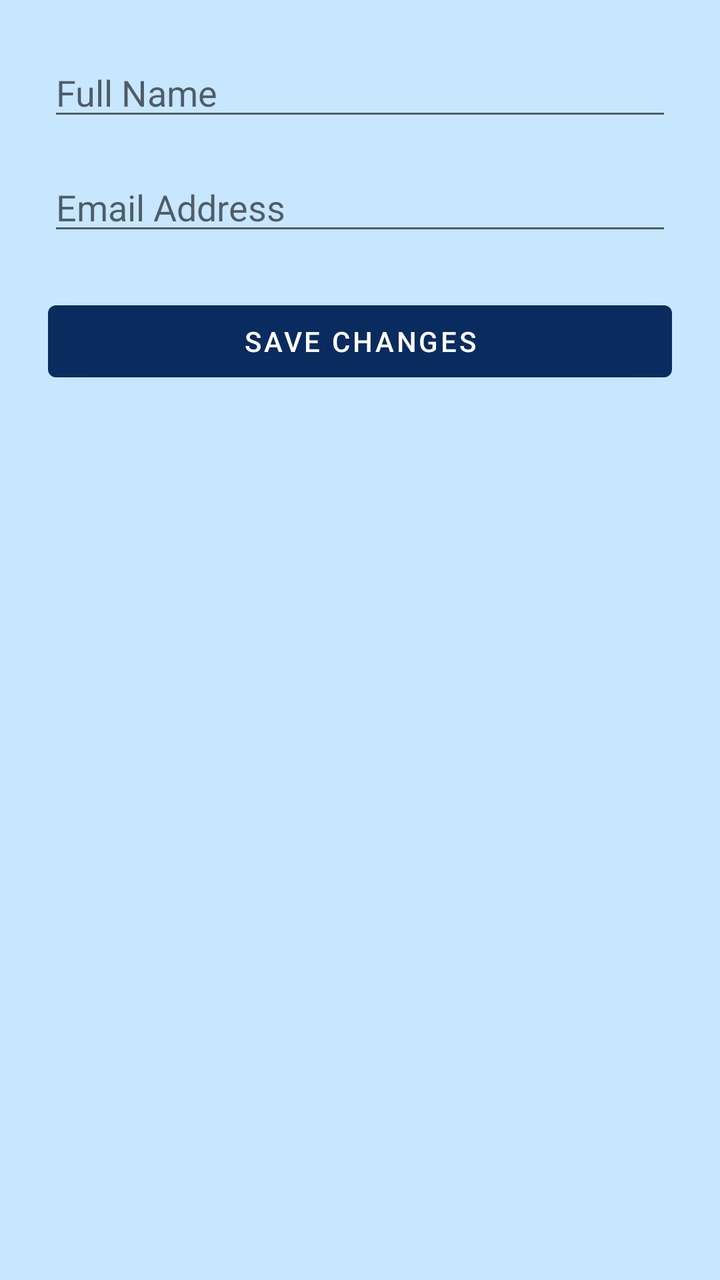
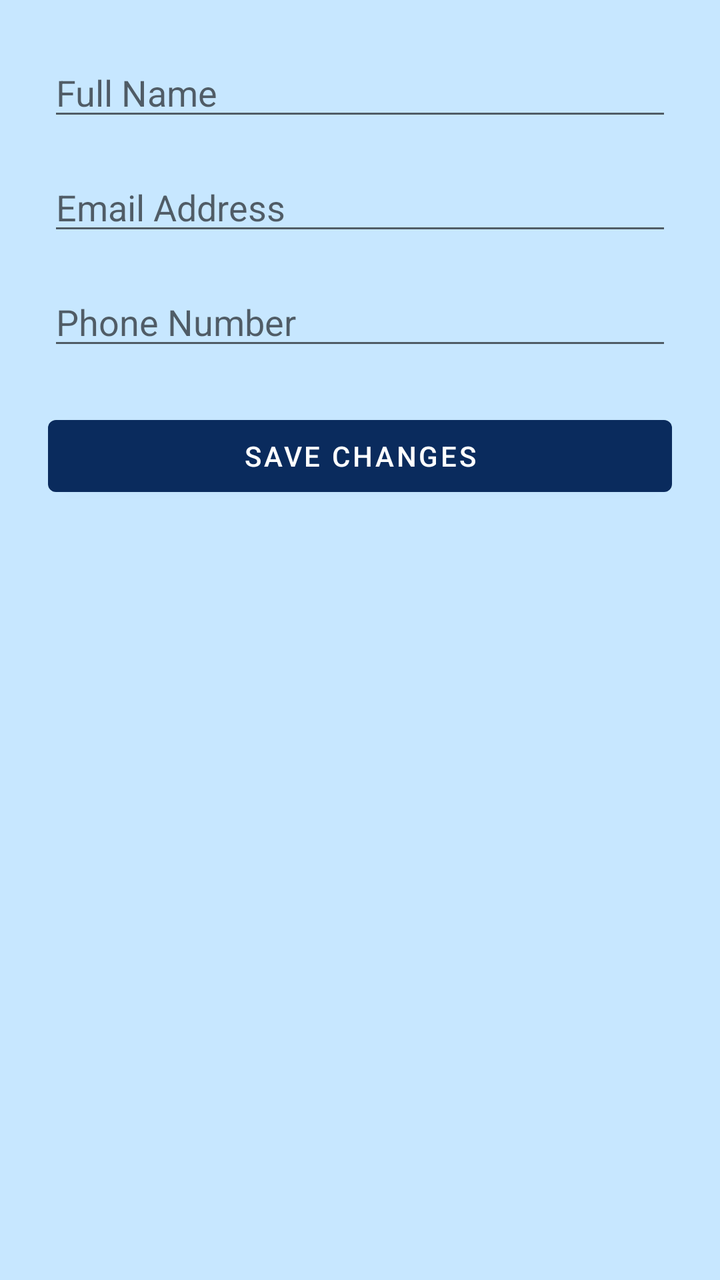

Screens rendered from an Android XML layout before and after an edit, with the pre-edit source and the edit as a unified diff.
<!-- AndroidManifest.xml: application theme Theme.NurtureNest -->
<!-- res/layout/fragment_update_profile.xml -->
<LinearLayout xmlns:android="http://schemas.android.com/apk/res/android"
    android:layout_width="match_parent"
    android:layout_height="match_parent"
    android:orientation="vertical"
    android:padding="24dp">

    <EditText
        android:id="@+id/etName"
        android:layout_width="match_parent"
        android:layout_height="wrap_content"
        android:hint="Full Name"
        android:inputType="textPersonName"
        android:layout_marginBottom="16dp" />

    <EditText
        android:id="@+id/etEmail"
        android:layout_width="match_parent"
        android:layout_height="wrap_content"
        android:hint="Email Address"
        android:inputType="textEmailAddress"
        android:layout_marginBottom="24dp" />

    <Button
        android:id="@+id/btnSaveProfile"
        android:layout_width="match_parent"
        android:layout_height="wrap_content"
        android:text="Save Changes" />

</LinearLayout>
<!-- resources referenced by this layout -->
<resources>
  <style name="Theme.NurtureNest" parent="Theme.MaterialComponents.DayNight.NoActionBar">
          <item name="colorPrimary">#0A2B5D</item>
          <item name="colorOnPrimary">#FFFFFF</item>
          <item name="colorSurface">#000000</item>
          <item name="colorOnSurface">#FFFFFF</item>
          <item name="colorBackground">#C7E7FF</item>
          <item name="colorOnBackground">#1A1A1A</item>
          <item name="android:windowBackground">#C7E7FF</item>
      </style>
</resources>

<!-- the commit's change to res/layout/fragment_update_profile.xml (unified diff, before → after) -->
@@ -18,6 +18,14 @@
         android:layout_height="wrap_content"
         android:hint="Email Address"
         android:inputType="textEmailAddress"
+        android:layout_marginBottom="16dp" />
+
+    <EditText
+        android:id="@+id/etPhone"
+        android:layout_width="match_parent"
+        android:layout_height="wrap_content"
+        android:hint="Phone Number"
+        android:inputType="phone"
         android:layout_marginBottom="24dp" />
 
     <Button
@@ -25,5 +33,4 @@
         android:layout_width="match_parent"
         android:layout_height="wrap_content"
         android:text="Save Changes" />
-
 </LinearLayout>
